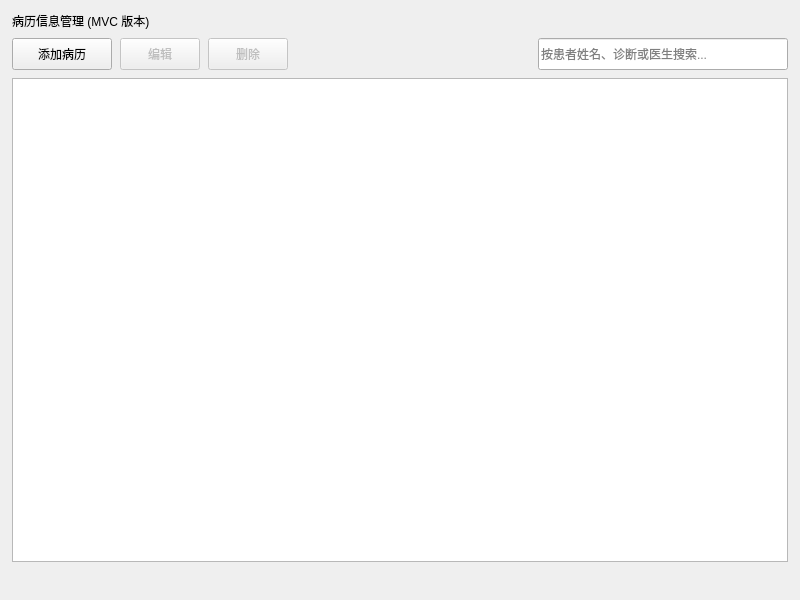
Qt form ui/medicalrecordwidget.ui (n641736798/Qt-Gui-Hospital) before a commit.
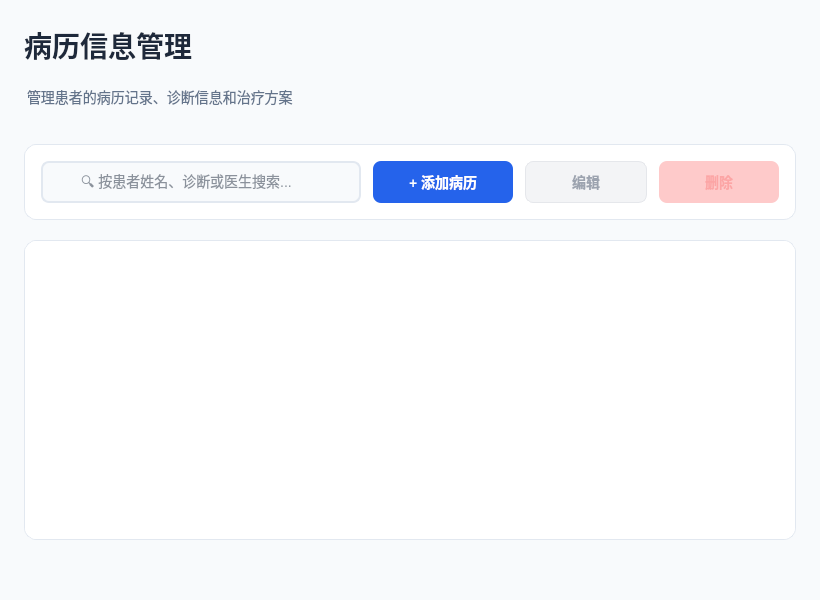
The same form after that commit.

Commit message: 更新项目：添加医疗图像查看器、图表功能和现代主题（排除大文件）

What changed in the file:
```diff
--- a/ui/medicalrecordwidget.ui
+++ b/ui/medicalrecordwidget.ui
@@ -11,28 +11,36 @@
    </rect>
   </property>
   <property name="windowTitle">
-   <string>病历管理 (MVC 版本)</string>
+   <string>病历管理</string>
+  </property>
+  <property name="styleSheet">
+   <string notr="true">QWidget {
+    background-color: #F8FAFC;
+}</string>
   </property>
   <layout class="QVBoxLayout" name="verticalLayout">
    <property name="spacing">
-    <number>8</number>
+    <number>20</number>
    </property>
    <property name="leftMargin">
-    <number>12</number>
+    <number>24</number>
    </property>
    <property name="topMargin">
-    <number>12</number>
+    <number>24</number>
    </property>
    <property name="rightMargin">
-    <number>12</number>
+    <number>24</number>
    </property>
    <property name="bottomMargin">
-    <number>12</number>
+    <number>24</number>
    </property>
    <item>
     <widget class="QLabel" name="pageTitle">
+     <property name="styleSheet">
+      <string notr="true">font-size: 28px; font-weight: 700; color: #1E293B;</string>
+     </property>
      <property name="text">
-      <string>病历信息管理 (MVC 版本)</string>
+      <string>病历信息管理</string>
      </property>
      <property name="alignment">
       <set>Qt::AlignmentFlag::AlignLeading|Qt::AlignmentFlag::AlignLeft|Qt::AlignmentFlag::AlignVCenter</set>
@@ -40,52 +48,70 @@
     </widget>
    </item>
    <item>
+    <widget class="QLabel" name="subtitleLabel">
+     <property name="styleSheet">
+      <string notr="true">font-size: 14px; color: #64748B; margin-bottom: 16px;</string>
+     </property>
+     <property name="text">
+      <string>管理患者的病历记录、诊断信息和治疗方案</string>
+     </property>
+    </widget>
+   </item>
+   <item>
+    <widget class="QFrame" name="toolbarCard">
+     <property name="styleSheet">
+      <string notr="true">QFrame {
+    background-color: #FFFFFF;
+    border-radius: 12px;
+    border: 1px solid #E2E8F0;
+}</string>
+     </property>
     <layout class="QHBoxLayout" name="toolbarLayout">
      <property name="spacing">
-      <number>8</number>
-     </property>
-     <item>
-      <widget class="QPushButton" name="addButton">
-       <property name="text">
-        <string>添加病历</string>
-       </property>
-       <property name="minimumSize">
-        <size>
-         <width>100</width>
-         <height>32</height>
-        </size>
-       </property>
-      </widget>
-     </item>
-     <item>
-      <widget class="QPushButton" name="editButton">
-       <property name="text">
-        <string>编辑</string>
-       </property>
-       <property name="enabled">
-        <bool>false</bool>
-       </property>
+       <number>12</number>
+      </property>
+      <property name="leftMargin">
+       <number>16</number>
+      </property>
+      <property name="topMargin">
+       <number>16</number>
+      </property>
+      <property name="rightMargin">
+       <number>16</number>
+      </property>
+      <property name="bottomMargin">
+       <number>16</number>
+      </property>
+      <item>
+       <widget class="QLineEdit" name="searchEdit">
        <property name="minimumSize">
         <size>
-         <width>80</width>
-         <height>32</height>
-        </size>
-       </property>
-      </widget>
-     </item>
-     <item>
-      <widget class="QPushButton" name="deleteButton">
-       <property name="text">
-        <string>删除</string>
-       </property>
-       <property name="enabled">
-        <bool>false</bool>
-       </property>
-       <property name="minimumSize">
-        <size>
-         <width>80</width>
-         <height>32</height>
-        </size>
+          <width>320</width>
+          <height>40</height>
+         </size>
+        </property>
+        <property name="styleSheet">
+         <string notr="true">QLineEdit {
+    background-color: #F8FAFC;
+    border: 2px solid #E2E8F0;
+    border-radius: 8px;
+    padding: 10px 14px 10px 36px;
+    color: #1E293B;
+    font-size: 14px;
+}
+QLineEdit:hover {
+    border-color: #CBD5E1;
+}
+QLineEdit:focus {
+    border-color: #2563EB;
+    background-color: #FFFFFF;
+}
+QLineEdit::placeholder {
+    color: #94A3B8;
+}</string>
+        </property>
+        <property name="placeholderText">
+         <string>🔍 按患者姓名、诊断或医生搜索...</string>
        </property>
       </widget>
      </item>
@@ -103,22 +129,218 @@
       </spacer>
      </item>
      <item>
-      <widget class="QLineEdit" name="searchEdit">
+       <widget class="QPushButton" name="addButton">
+        <property name="styleSheet">
+         <string notr="true">QPushButton {
+    background-color: #2563EB;
+    color: #FFFFFF;
+    border: none;
+    border-radius: 8px;
+    padding: 10px 20px;
+    font-weight: 600;
+    font-size: 14px;
+    min-width: 100px;
+}
+QPushButton:hover {
+    background-color: #3B82F6;
+}
+QPushButton:pressed {
+    background-color: #1D4ED8;
+}</string>
+        </property>
+        <property name="text">
+         <string>+ 添加病历</string>
+        </property>
        <property name="minimumSize">
         <size>
-         <width>250</width>
-         <height>32</height>
-        </size>
-       </property>
-       <property name="placeholderText">
-        <string>按患者姓名、诊断或医生搜索...</string>
+          <width>120</width>
+          <height>40</height>
+         </size>
+        </property>
+       </widget>
+      </item>
+      <item>
+       <widget class="QPushButton" name="editButton">
+        <property name="styleSheet">
+         <string notr="true">QPushButton {
+    background-color: #FFFFFF;
+    color: #374151;
+    border: 1px solid #D1D5DB;
+    border-radius: 8px;
+    padding: 10px 20px;
+    font-weight: 600;
+    font-size: 14px;
+    min-width: 80px;
+}
+QPushButton:hover {
+    background-color: #F9FAFB;
+    border-color: #9CA3AF;
+}
+QPushButton:pressed {
+    background-color: #F3F4F6;
+}
+QPushButton:disabled {
+    background-color: #F3F4F6;
+    color: #9CA3AF;
+    border-color: #E5E7EB;
+}</string>
+        </property>
+        <property name="text">
+         <string>编辑</string>
+        </property>
+        <property name="enabled">
+         <bool>false</bool>
+        </property>
+        <property name="minimumSize">
+         <size>
+          <width>80</width>
+          <height>40</height>
+         </size>
+        </property>
+       </widget>
+      </item>
+      <item>
+       <widget class="QPushButton" name="deleteButton">
+        <property name="styleSheet">
+         <string notr="true">QPushButton {
+    background-color: #EF4444;
+    color: #FFFFFF;
+    border: none;
+    border-radius: 8px;
+    padding: 10px 20px;
+    font-weight: 600;
+    font-size: 14px;
+    min-width: 80px;
+}
+QPushButton:hover {
+    background-color: #F87171;
+}
+QPushButton:pressed {
+    background-color: #DC2626;
+}
+QPushButton:disabled {
+    background-color: #FECACA;
+    color: #FCA5A5;
+}</string>
+        </property>
+        <property name="text">
+         <string>删除</string>
+        </property>
+        <property name="enabled">
+         <bool>false</bool>
+        </property>
+        <property name="minimumSize">
+         <size>
+          <width>80</width>
+          <height>40</height>
+         </size>
        </property>
       </widget>
      </item>
     </layout>
+    </widget>
    </item>
+   <item>
+    <widget class="QFrame" name="tableCard">
+     <property name="styleSheet">
+      <string notr="true">QFrame {
+    background-color: #FFFFFF;
+    border-radius: 12px;
+    border: 1px solid #E2E8F0;
+}</string>
+     </property>
+     <layout class="QVBoxLayout" name="tableCardLayout">
+      <property name="spacing">
+       <number>0</number>
+      </property>
+      <property name="leftMargin">
+       <number>0</number>
+      </property>
+      <property name="topMargin">
+       <number>0</number>
+      </property>
+      <property name="rightMargin">
+       <number>0</number>
+      </property>
+      <property name="bottomMargin">
+       <number>0</number>
+      </property>
    <item>
     <widget class="QTableView" name="tableView">
+        <property name="styleSheet">
+         <string notr="true">QTableView {
+    background-color: #FFFFFF;
+    border: none;
+    border-radius: 12px;
+    color: #1E293B;
+    selection-background-color: #DBEAFE;
+    selection-color: #1E293B;
+    alternate-background-color: #F8FAFC;
+}
+QTableView::item {
+    padding: 14px 16px;
+    border-bottom: 1px solid #F1F5F9;
+}
+QTableView::item:selected {
+    background-color: #DBEAFE;
+}
+QTableView::item:hover {
+    background-color: #F1F5F9;
+}
+QHeaderView::section {
+    background-color: #F8FAFC;
+    color: #475569;
+    padding: 14px 16px;
+    border: none;
+    border-bottom: 2px solid #E2E8F0;
+    font-weight: 700;
+    font-size: 13px;
+    text-transform: uppercase;
+}
+QHeaderView::section:hover {
+    background-color: #F1F5F9;
+}
+QScrollBar:vertical {
+    background-color: #F1F5F9;
+    width: 12px;
+    border-radius: 6px;
+}
+QScrollBar::handle:vertical {
+    background-color: #CBD5E1;
+    min-height: 30px;
+    border-radius: 6px;
+}
+QScrollBar::handle:vertical:hover {
+    background-color: #94A3B8;
+}
+QScrollBar::handle:vertical:pressed {
+    background-color: #64748B;
+}
+QScrollBar::add-line:vertical,
+QScrollBar::sub-line:vertical {
+    height: 0px;
+}
+QScrollBar:horizontal {
+    background-color: #F1F5F9;
+    height: 12px;
+    border-radius: 6px;
+}
+QScrollBar::handle:horizontal {
+    background-color: #CBD5E1;
+    min-width: 30px;
+    border-radius: 6px;
+}
+QScrollBar::handle:horizontal:hover {
+    background-color: #94A3B8;
+}
+QScrollBar::handle:horizontal:pressed {
+    background-color: #64748B;
+}
+QScrollBar::add-line:horizontal,
+QScrollBar::sub-line:horizontal {
+    width: 0px;
+}</string>
+        </property>
      <property name="alternatingRowColors">
       <bool>true</bool>
      </property>
@@ -128,11 +350,17 @@
      <property name="sortingEnabled">
       <bool>true</bool>
      </property>
+        <property name="showGrid">
+         <bool>false</bool>
+        </property>
      <attribute name="horizontalHeaderStretchLastSection">
       <bool>true</bool>
      </attribute>
     </widget>
    </item>
+     </layout>
+    </widget>
+   </item>
    <item>
     <widget class="QLabel" name="messageLabel">
      <property name="text">
@@ -145,7 +373,7 @@
       <bool>false</bool>
      </property>
      <property name="styleSheet">
-      <string>color: #8B4513; font-size: 12pt;</string>
+      <string notr="true">color: #64748B; font-size: 14px;</string>
      </property>
     </widget>
    </item>
```
Lines whose indentation alone changed are shown as unchanged. The commit also changes 112 other files.
